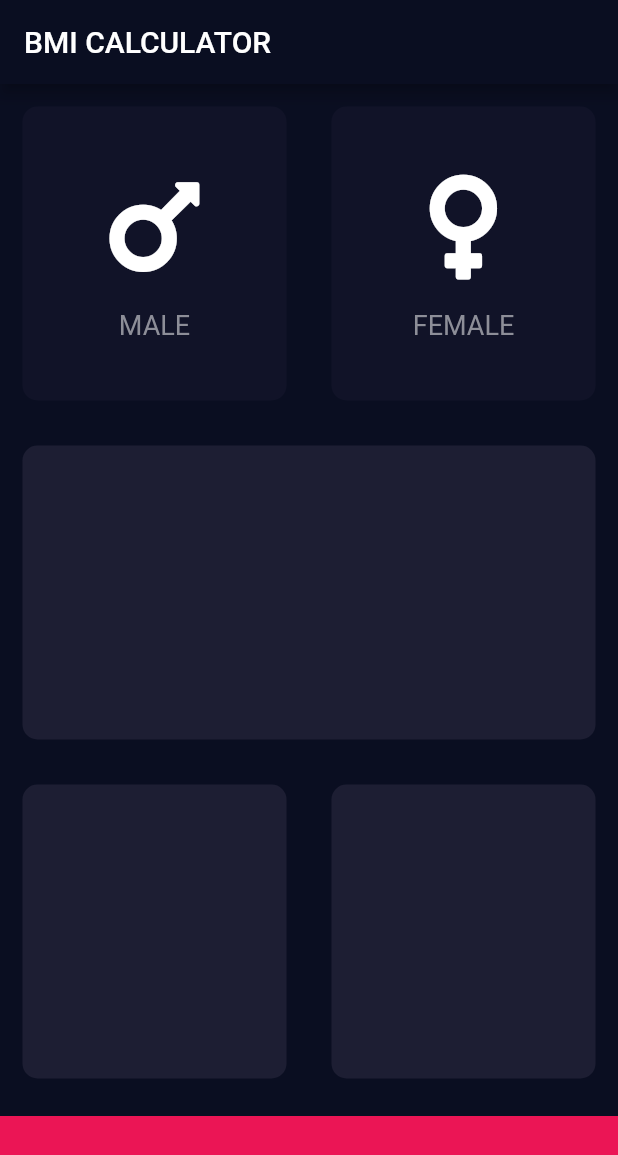
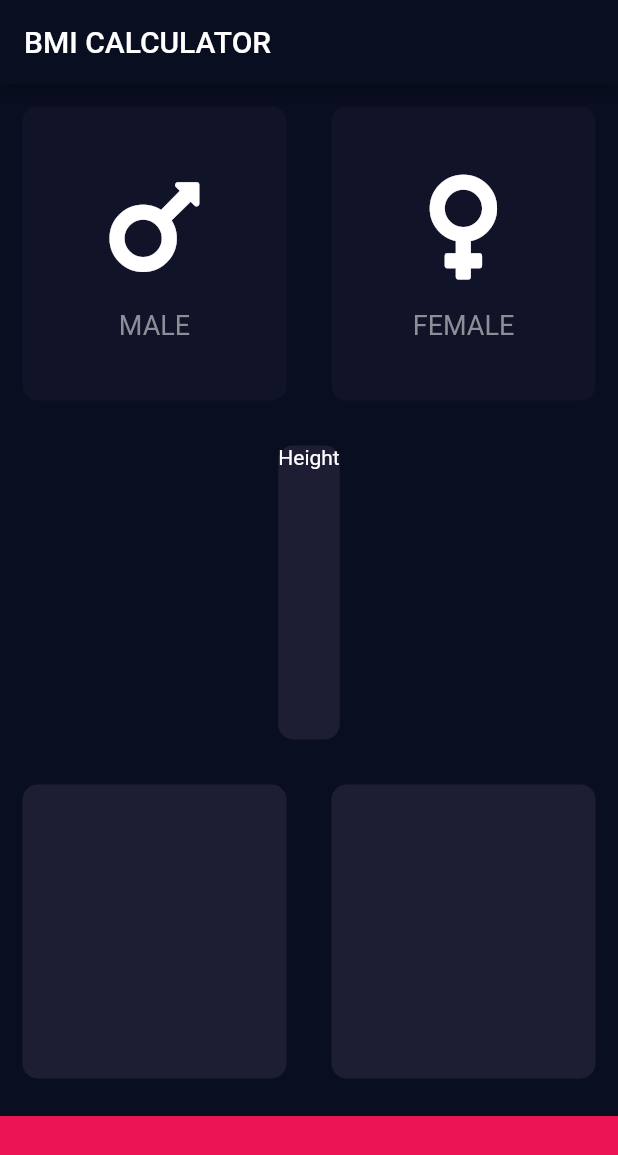
Before and after one commit to philipyu1997/bmi_calculator_flutter, a Flutter app: the screen it shows after launch, on a phone screen of 412 x 824 dp. Shown: the top 1155 px of the screen. Run offline on Flutter 3.47's test engine with Material 2 defaults, Android fonts, the phone set to English and light mode, and no system bars; our stand-ins replace font_awesome_flutter.

Commit message:
Create constant file to hold all constants

```diff
--- /dev/null
+++ b/lib/constants.dart
@@ -0,0 +1,11 @@
+import 'package:flutter/material.dart';
+
+const bottomContainerHeight = 80.0;
+const bottomContainerColor = Color(0xFFEB1555);
+const activeCardColor = Color(0xFF1D1E33);
+const inactiveCardColor = Color(0xFF111328);
+
+const TextStyle labelTextStyle = TextStyle(
+  fontSize: 18.0,
+  color: Color(0xFF8D8E98),
+);
--- a/lib/icon_content.dart
+++ b/lib/icon_content.dart
@@ -1,12 +1,9 @@
 import 'package:flutter/material.dart';
+import 'constants.dart';
 
 class IconContent extends StatelessWidget {
   final IconData icon;
   final String label;
-  final TextStyle labelTextStyle = TextStyle(
-    fontSize: 18.0,
-    color: Color(0xFF8D8E98),
-  );
 
   IconContent({this.icon, this.label});
 
--- a/lib/input_page.dart
+++ b/lib/input_page.dart
@@ -2,11 +2,7 @@ import 'package:flutter/material.dart';
 import 'package:font_awesome_flutter/font_awesome_flutter.dart';
 import 'reusable_card.dart';
 import 'icon_content.dart';
-
-const bottomContainerHeight = 80.0;
-const bottomContainerColor = Color(0xFFEB1555);
-const activeCardColor = Color(0xFF1D1E33);
-const inactiveCardColor = Color(0xFF111328);
+import 'constants.dart';
 
 enum Gender {
   male,
@@ -70,6 +66,11 @@ class _InputPageState extends State<InputPage> {
           Expanded(
             child: ReusableCard(
               color: activeCardColor,
+              cardChild: Column(
+                children: <Widget>[
+                  Text('Height'),
+                ],
+              ),
             ),
           ),
           Expanded(
```
